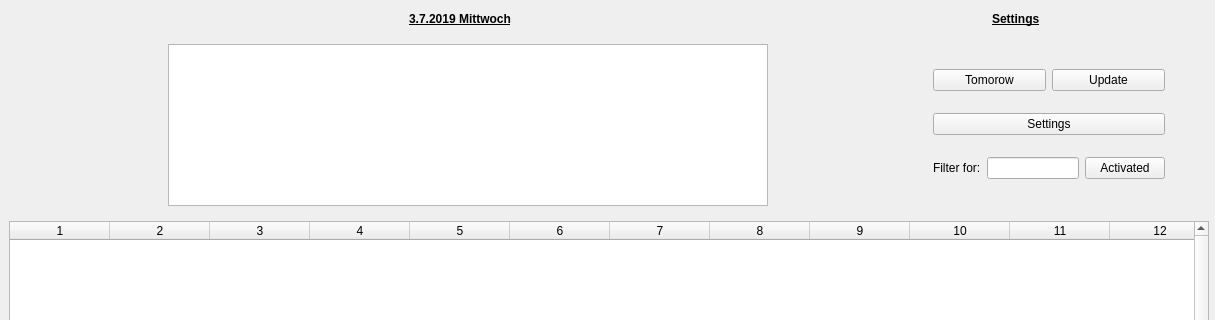
Before: the Qt Designer form designer/mainwindow.ui in Lin2D2/IServ-Manager, drawn with Qt 5; both pictures show x 0 to 1215 and y 0 to 320 of the 1215 by 703 pixel window.
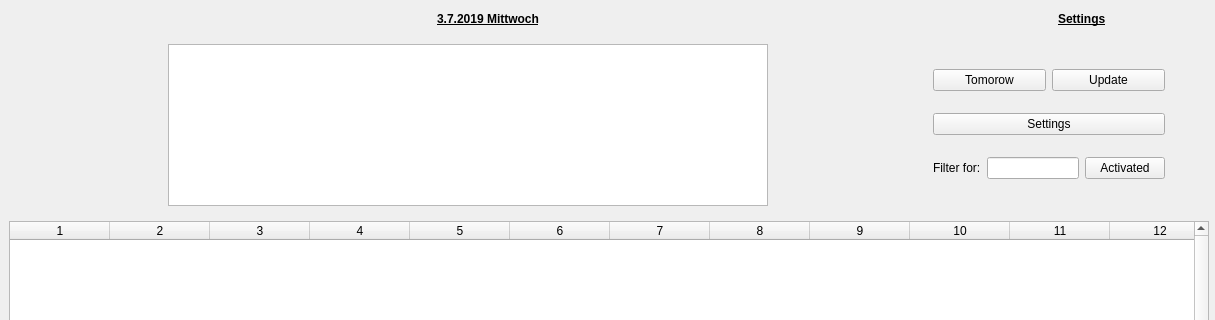
After: the same form once the commit is applied. Icons and pictures are not drawn.

Commit message: added table headers

Patch:
```diff
--- a/designer/mainwindow.ui
+++ b/designer/mainwindow.ui
@@ -69,17 +69,33 @@
     </property>
     <item>
      <layout class="QHBoxLayout" name="horizontalLayout_5">
+      <item>
+       <spacer name="horizontalSpacer_8">
+        <property name="orientation">
+         <enum>Qt::Horizontal</enum>
+        </property>
+        <property name="sizeType">
+         <enum>QSizePolicy::Fixed</enum>
+        </property>
+        <property name="sizeHint" stdset="0">
+         <size>
+          <width>170</width>
+          <height>20</height>
+         </size>
+        </property>
+       </spacer>
+      </item>
       <item>
        <spacer name="horizontalSpacer_2">
         <property name="orientation">
          <enum>Qt::Horizontal</enum>
         </property>
         <property name="sizeType">
-         <enum>QSizePolicy::Fixed</enum>
+         <enum>QSizePolicy::Expanding</enum>
         </property>
         <property name="sizeHint" stdset="0">
          <size>
-          <width>400</width>
+          <width>20</width>
           <height>20</height>
          </size>
         </property>
@@ -105,6 +121,19 @@
         </property>
        </widget>
       </item>
+      <item>
+       <spacer name="horizontalSpacer_9">
+        <property name="orientation">
+         <enum>Qt::Horizontal</enum>
+        </property>
+        <property name="sizeHint" stdset="0">
+         <size>
+          <width>20</width>
+          <height>20</height>
+         </size>
+        </property>
+       </spacer>
+      </item>
       <item>
        <spacer name="horizontalSpacer">
         <property name="orientation">
@@ -115,7 +144,7 @@
         </property>
         <property name="sizeHint" stdset="0">
          <size>
-          <width>475</width>
+          <width>255</width>
           <height>20</height>
          </size>
         </property>
@@ -147,11 +176,11 @@
          <enum>Qt::Horizontal</enum>
         </property>
         <property name="sizeType">
-         <enum>QSizePolicy::Expanding</enum>
+         <enum>QSizePolicy::Fixed</enum>
         </property>
         <property name="sizeHint" stdset="0">
          <size>
-          <width>90</width>
+          <width>100</width>
           <height>20</height>
          </size>
         </property>
```
Left out of the diff: 24 changed lines with no effect on the pictures. The commit also changes 1 other file.
